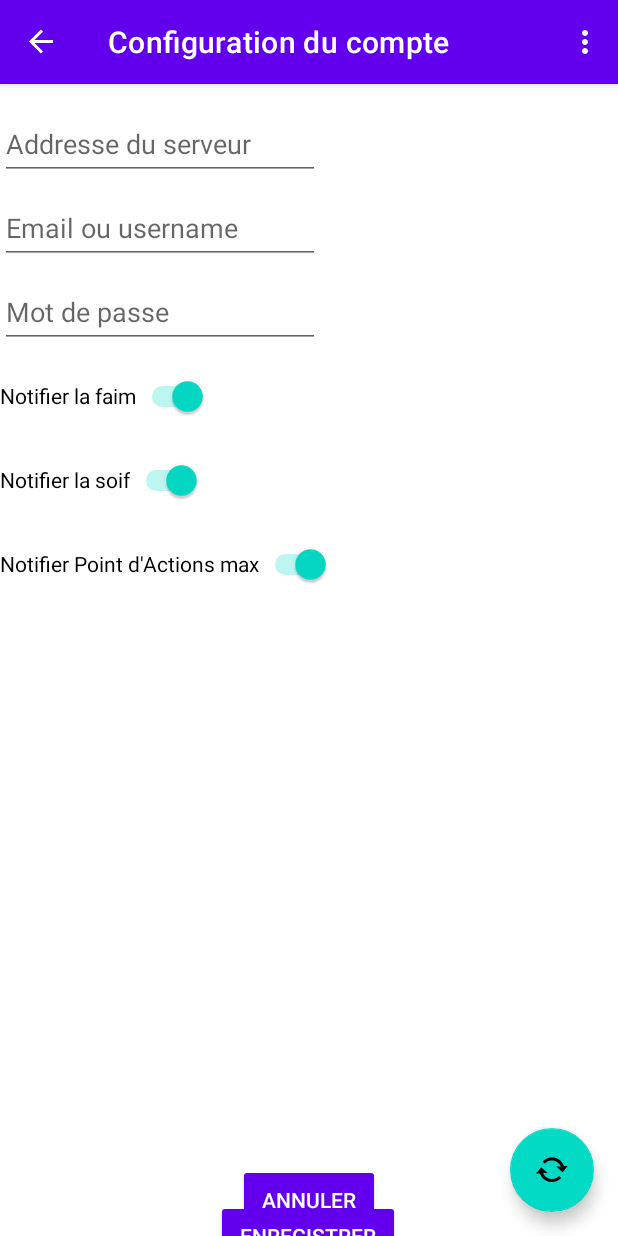
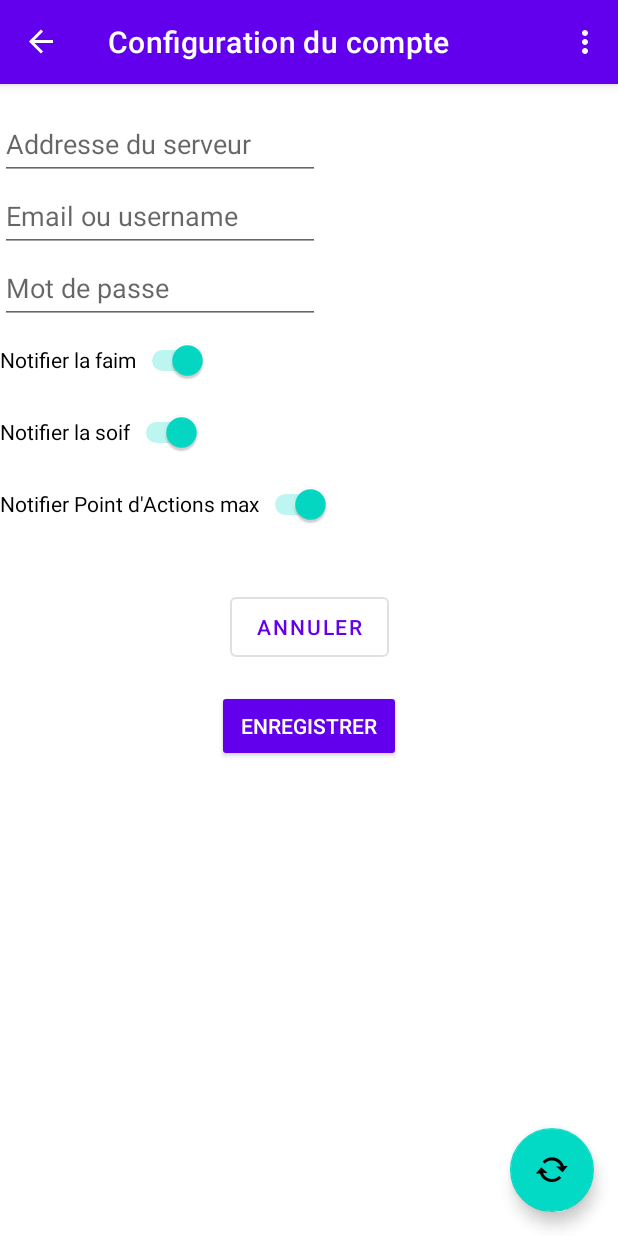
Before and after one commit to buxx/rolldash, an Android app: the AccountConfigurationFragment screen opened through its navigation route, on a phone screen of 412 x 824 dp. Run offline under Robolectric (Android 15) with nearby library versions, the phone set to English and light mode, and no system bars; our stand-ins replace Room's generated code, navigation-ui.

Commit message:
account configuration ui

```diff
--- a/app/src/main/res/layout/account_configuration_fragment.xml
+++ b/app/src/main/res/layout/account_configuration_fragment.xml
@@ -29,7 +29,7 @@
         android:id="@+id/text_input_user_name"
         android:layout_width="wrap_content"
         android:layout_height="wrap_content"
-        android:layout_marginTop="8dp"
+        android:layout_marginTop="0dp"
         android:ems="10"
         android:inputType="textPersonName"
         android:minHeight="48dp"
@@ -40,7 +40,7 @@
         android:id="@+id/password_password"
         android:layout_width="wrap_content"
         android:layout_height="wrap_content"
-        android:layout_marginTop="8dp"
+        android:layout_marginTop="0dp"
         android:ems="10"
         android:inputType="textPassword"
         android:minHeight="48dp"
@@ -52,7 +52,7 @@
         android:id="@+id/switch_notificate_hungry"
         android:layout_width="wrap_content"
         android:layout_height="wrap_content"
-        android:layout_marginTop="8dp"
+        android:layout_marginTop="0dp"
         android:checked="true"
         android:minHeight="48dp"
         android:text="Notifier la faim"
@@ -63,7 +63,7 @@
         android:id="@+id/switch_thirst"
         android:layout_width="wrap_content"
         android:layout_height="wrap_content"
-        android:layout_marginTop="8dp"
+        android:layout_marginTop="0dp"
         android:checked="true"
         android:minHeight="48dp"
         android:text="Notifier la soif"
@@ -74,7 +74,7 @@
         android:id="@+id/switch_max_ap"
         android:layout_width="wrap_content"
         android:layout_height="wrap_content"
-        android:layout_marginTop="8dp"
+        android:layout_marginTop="0dp"
         android:checked="true"
         android:minHeight="48dp"
         android:text="Notifier Point d'Actions max"
@@ -83,14 +83,15 @@
 
     <Button
         android:id="@+id/button_go_back_main"
-        style="@style/Widget.AppCompat.Button"
-        android:layout_width="wrap_content"
-        android:layout_height="wrap_content"
+        style="@style/Widget.MaterialComponents.Button.OutlinedButton"
+        android:layout_width="106dp"
+        android:layout_height="52dp"
+        android:layout_marginTop="32dp"
         android:text="@string/cancel"
         app:iconTint="#ACACAC"
-        app:layout_constraintBottom_toBottomOf="parent"
         app:layout_constraintEnd_toEndOf="parent"
-        app:layout_constraintStart_toStartOf="parent" />
+        app:layout_constraintStart_toStartOf="parent"
+        app:layout_constraintTop_toBottomOf="@+id/switch_max_ap" />
 
     <Button
         android:id="@+id/button_save"
@@ -98,9 +99,8 @@
         android:layout_width="wrap_content"
         android:layout_height="wrap_content"
         android:text="@string/save"
-        app:layout_constraintBottom_toBottomOf="parent"
+        android:layout_marginTop="16dp"
         app:layout_constraintEnd_toEndOf="parent"
-        app:layout_constraintHorizontal_bias="0.498"
         app:layout_constraintStart_toStartOf="parent"
         app:layout_constraintTop_toBottomOf="@+id/button_go_back_main"
         app:layout_constraintVertical_bias="0.253" />
```
